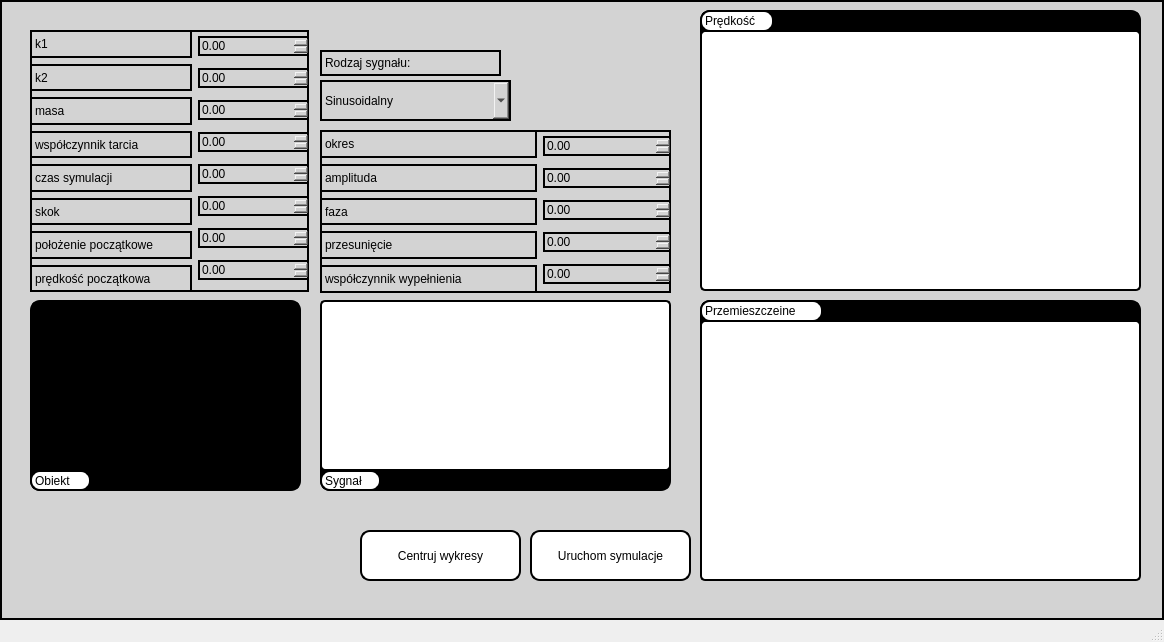
Before: the Qt Designer form src/mainwindow.ui in luukhy/projektMMM, drawn with Qt 5.
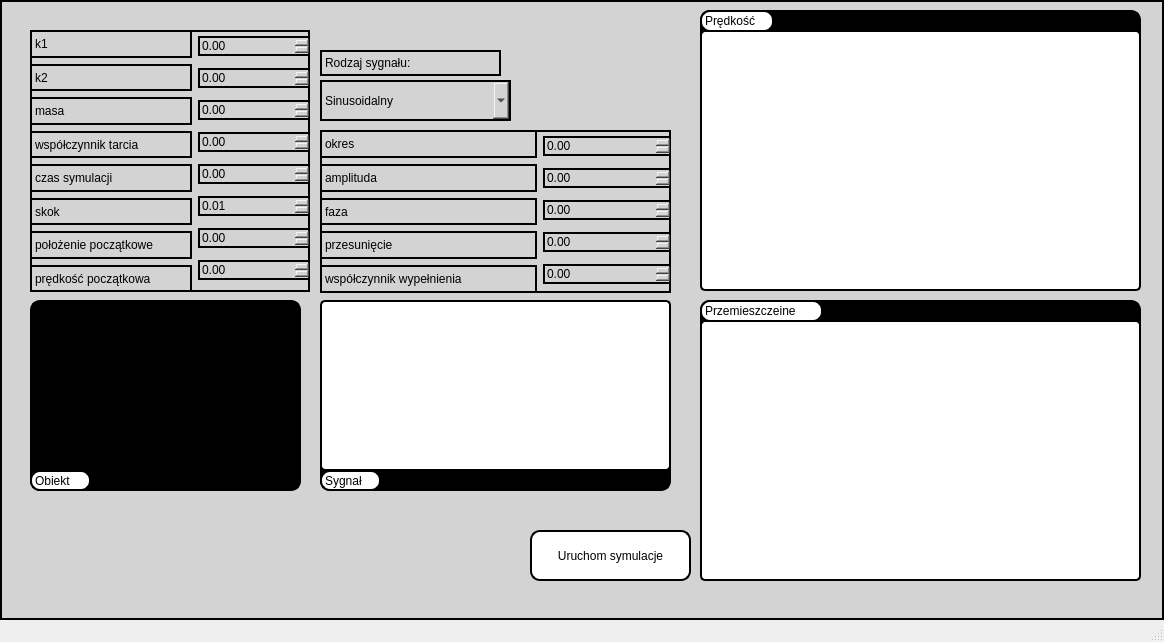
After: the same form once the commit is applied. Custom widgets are drawn as their Qt base class.

Patch:
```diff
--- a/src/mainwindow.ui
+++ b/src/mainwindow.ui
@@ -515,169 +515,6 @@
      </property>
     </widget>
    </widget>
-   <widget class="QPushButton" name="centeringButton">
-    <property name="geometry">
-     <rect>
-      <x>360</x>
-      <y>530</y>
-      <width>161</width>
-      <height>51</height>
-     </rect>
-    </property>
-    <property name="palette">
-     <palette>
-      <active>
-       <colorrole role="WindowText">
-        <brush brushstyle="SolidPattern">
-         <color alpha="255">
-          <red>0</red>
-          <green>0</green>
-          <blue>0</blue>
-         </color>
-        </brush>
-       </colorrole>
-       <colorrole role="Button">
-        <brush brushstyle="SolidPattern">
-         <color alpha="255">
-          <red>255</red>
-          <green>255</green>
-          <blue>255</blue>
-         </color>
-        </brush>
-       </colorrole>
-       <colorrole role="Text">
-        <brush brushstyle="SolidPattern">
-         <color alpha="255">
-          <red>0</red>
-          <green>0</green>
-          <blue>0</blue>
-         </color>
-        </brush>
-       </colorrole>
-       <colorrole role="ButtonText">
-        <brush brushstyle="SolidPattern">
-         <color alpha="255">
-          <red>0</red>
-          <green>0</green>
-          <blue>0</blue>
-         </color>
-        </brush>
-       </colorrole>
-       <colorrole role="Base">
-        <brush brushstyle="SolidPattern">
-         <color alpha="255">
-          <red>255</red>
-          <green>255</green>
-          <blue>255</blue>
-         </color>
-        </brush>
-       </colorrole>
-       <colorrole role="Window">
-        <brush brushstyle="SolidPattern">
-         <color alpha="255">
-          <red>255</red>
-          <green>255</green>
-          <blue>255</blue>
-         </color>
-        </brush>
-       </colorrole>
-      </active>
-      <inactive>
-       <colorrole role="WindowText">
-        <brush brushstyle="SolidPattern">
-         <color alpha="255">
-          <red>0</red>
-          <green>0</green>
-          <blue>0</blue>
-         </color>
-        </brush>
-       </colorrole>
-       <colorrole role="Button">
-        <brush brushstyle="SolidPattern">
-         <color alpha="255">
-          <red>255</red>
-          <green>255</green>
-          <blue>255</blue>
-         </color>
-        </brush>
-       </colorrole>
-       <colorrole role="Text">
-        <brush brushstyle="SolidPattern">
-         <color alpha="255">
-          <red>0</red>
-          <green>0</green>
-          <blue>0</blue>
-         </color>
-        </brush>
-       </colorrole>
-       <colorrole role="ButtonText">
-        <brush brushstyle="SolidPattern">
-         <color alpha="255">
-          <red>0</red>
-          <green>0</green>
-          <blue>0</blue>
-         </color>
-        </brush>
-       </colorrole>
-       <colorrole role="Base">
-        <brush brushstyle="SolidPattern">
-         <color alpha="255">
-          <red>255</red>
-          <green>255</green>
-          <blue>255</blue>
-         </color>
-        </brush>
-       </colorrole>
-       <colorrole role="Window">
-        <brush brushstyle="SolidPattern">
-         <color alpha="255">
-          <red>255</red>
-          <green>255</green>
-          <blue>255</blue>
-         </color>
-        </brush>
-       </colorrole>
-      </inactive>
-      <disabled>
-       <colorrole role="Button">
-        <brush brushstyle="SolidPattern">
-         <color alpha="255">
-          <red>255</red>
-          <green>255</green>
-          <blue>255</blue>
-         </color>
-        </brush>
-       </colorrole>
-       <colorrole role="Base">
-        <brush brushstyle="SolidPattern">
-         <color alpha="255">
-          <red>255</red>
-          <green>255</green>
-          <blue>255</blue>
-         </color>
-        </brush>
-       </colorrole>
-       <colorrole role="Window">
-        <brush brushstyle="SolidPattern">
-         <color alpha="255">
-          <red>255</red>
-          <green>255</green>
-          <blue>255</blue>
-         </color>
-        </brush>
-       </colorrole>
-      </disabled>
-     </palette>
-    </property>
-    <property name="styleSheet">
-     <string notr="true">background: white; 
-border-radius: 10px;
-</string>
-    </property>
-    <property name="text">
-     <string>Centruj wykresy</string>
-    </property>
-   </widget>
    <widget class="QLabel" name="label_k_10">
     <property name="geometry">
      <rect>
@@ -2868,7 +2705,7 @@
      <rect>
       <x>30</x>
       <y>30</y>
-      <width>279</width>
+      <width>280</width>
       <height>262</height>
      </rect>
     </property>
@@ -4283,6 +4120,9 @@
          <property name="decimals">
           <number>2</number>
          </property>
+         <property name="minimum">
+          <double>0.010000000000000</double>
+         </property>
          <property name="singleStep">
           <double>0.100000000000000</double>
          </property>
```
Left out of the diff: 7 changed lines with no effect on the pictures.
